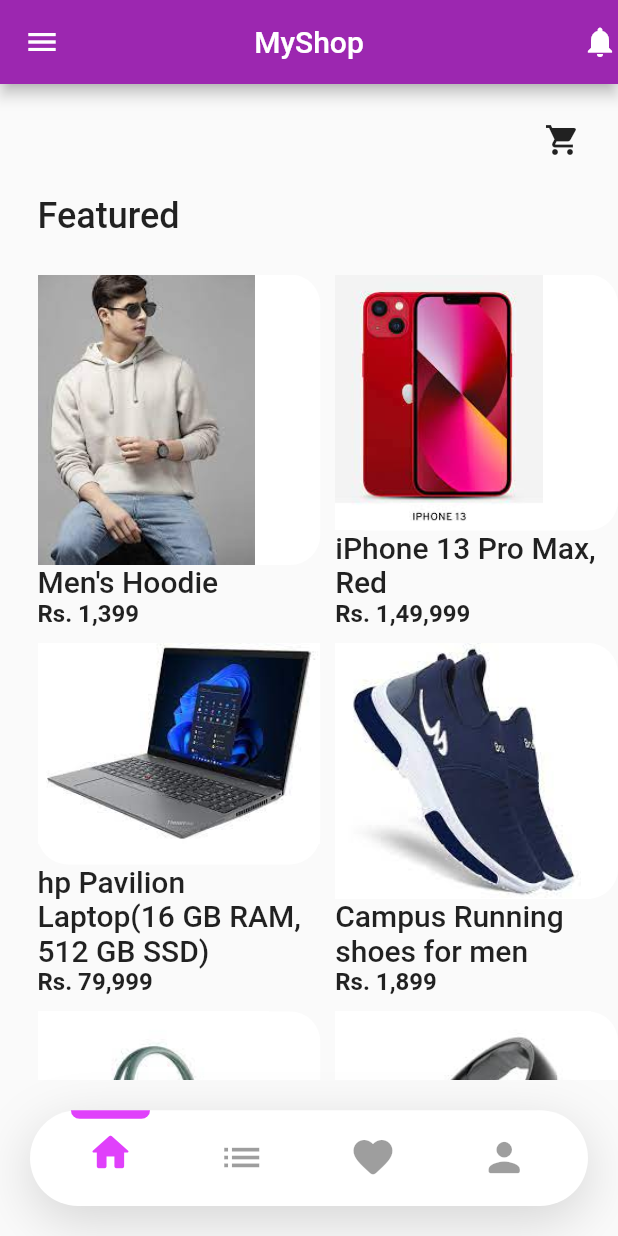
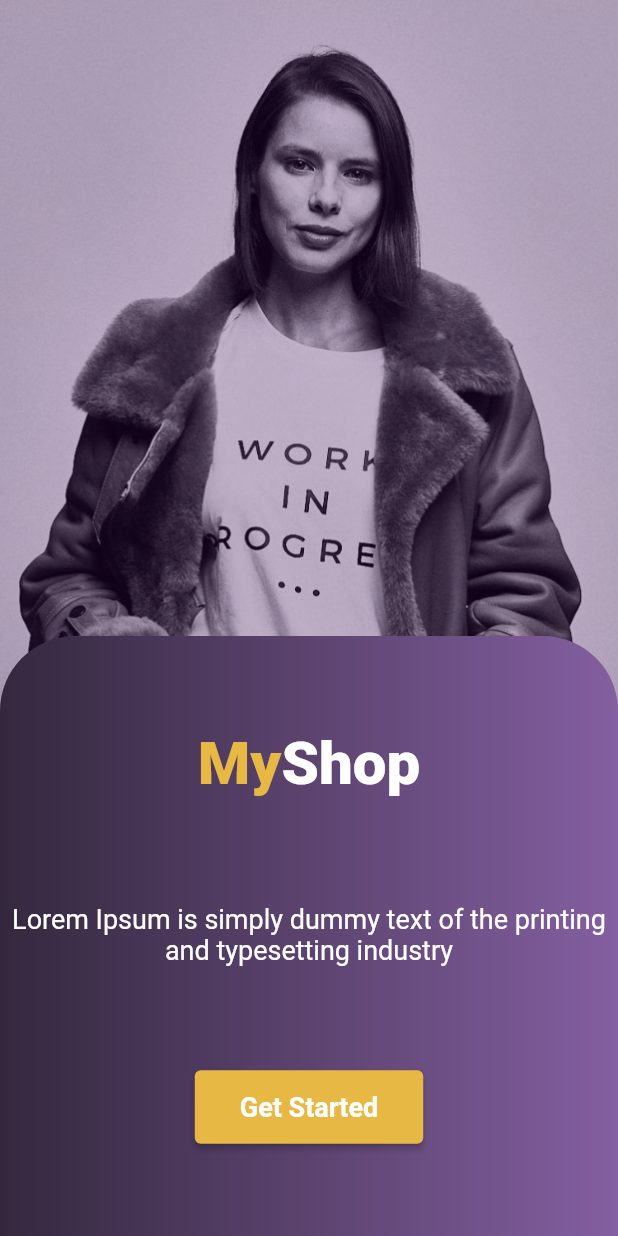
Before and after one commit to nehal076/Studypods-Ecommerce, a Flutter app: the screen it shows after launch, on a phone screen of 412 x 824 dp. Run offline on Flutter 3.47's test engine with Material 2 defaults, Android fonts, the phone set to English and light mode, and no system bars.

Commit message:
Getting Started Screen

```diff
--- a/lib/cart.dart
+++ b/lib/cart.dart
@@ -7,13 +7,13 @@ class CartPage extends StatelessWidget {
   Widget build(BuildContext context) {
     return ListView(
       children: [
-        CartItem(
+        const CartItem(
           name: 'campus shoes',
           image: 'assets/campus.jpeg',
           price: 9.99,
           quantity: 2,
         ),
-        CartItem(
+        const CartItem(
           name: 'cricket',
           image: 'assets/cricket.jpg',
           price: 14.99,
--- a/lib/home.dart
+++ b/lib/home.dart
@@ -1,5 +1,4 @@
 import 'package:flutter/material.dart';
-import 'package:studypods_ecommerce/catalogue.dart';
 
 class MyHomePage extends StatefulWidget {
   const MyHomePage({super.key});
@@ -12,7 +11,6 @@ class _MyHomePageState extends State<MyHomePage> {
   @override
   Widget build(BuildContext context) {
     return SafeArea(
-      child: Container(
       child: Column(
         children: [
           Padding(
@@ -20,10 +18,10 @@ class _MyHomePageState extends State<MyHomePage> {
             child: Row(
               children: [
                 Expanded(child: Container()),
-                  SizedBox(
+                const SizedBox(
                   width: 25,
                 ),
-                  Icon(Icons.shopping_cart),
+                const Icon(Icons.shopping_cart),
               ],
             ),
           ),
@@ -31,7 +29,7 @@ class _MyHomePageState extends State<MyHomePage> {
             padding: const EdgeInsets.all(25.0),
             child: Row(
               mainAxisAlignment: MainAxisAlignment.spaceBetween,
-                children: [
+              children: const [
                 Text(
                   'Featured',
                   style: TextStyle(fontWeight: FontWeight.w500, fontSize: 24),
@@ -41,9 +39,9 @@ class _MyHomePageState extends State<MyHomePage> {
           ),
           Expanded(
             child: Container(
-                padding: EdgeInsets.fromLTRB(25, 0, 0, 0),
+              padding: const EdgeInsets.fromLTRB(25, 0, 0, 0),
               child: GridView.builder(
-                    gridDelegate: SliverGridDelegateWithFixedCrossAxisCount(
+                  gridDelegate: const SliverGridDelegateWithFixedCrossAxisCount(
                       crossAxisCount: 2,
                       mainAxisSpacing: 10,
                       crossAxisSpacing: 10,
@@ -61,7 +59,7 @@ class _MyHomePageState extends State<MyHomePage> {
                                 borderRadius: BorderRadius.circular(20)),
                             child: Stack(
                               children: [
-                                  CircleAvatar(
+                                const CircleAvatar(
                                   radius: 45,
                                   backgroundColor: Colors.white,
                                 ),
@@ -72,12 +70,12 @@ class _MyHomePageState extends State<MyHomePage> {
                         ),
                         Text(
                           name[index],
-                            style: TextStyle(
+                          style: const TextStyle(
                               fontSize: 20, fontWeight: FontWeight.w500),
                         ),
                         Text(
                           price[index],
-                            style: TextStyle(
+                          style: const TextStyle(
                               fontSize: 16, fontWeight: FontWeight.w700),
                         ),
                       ],
@@ -87,10 +85,8 @@ class _MyHomePageState extends State<MyHomePage> {
           )
         ],
       ),
-      ),
     );
   }
-
 
   List image = [
     "assets/hoodie.jpg",
--- a/lib/main.dart
+++ b/lib/main.dart
@@ -1,6 +1,7 @@
 import 'package:flutter/material.dart';
 import 'package:studypods_ecommerce/cart.dart';
 import 'package:studypods_ecommerce/catalogue.dart';
+import 'package:studypods_ecommerce/onboarding/getting_started.dart';
 import 'package:studypods_ecommerce/home.dart';
 
 void main() {
@@ -17,7 +18,7 @@ class MyApp extends StatelessWidget {
       theme: ThemeData(
         primarySwatch: Colors.blue,
       ),
-      home: const MyShop(),
+      home: const GettingStarted(),
     );
   }
 }
@@ -33,13 +34,13 @@ class _MyShopState extends State<MyShop> {
   var currentIndex = 0;
 
   List<Widget> screens = [
-    MyHomePage(),
-    Catalogue(),
-    CartPage(),
-    Catalogue(),
+    const MyHomePage(),
+    const Catalogue(),
+    const CartPage(),
+    const Catalogue(),
   ];
 
-  Widget currentScreen = MyHomePage();
+  Widget currentScreen = const MyHomePage();
 
   List<IconData> listOfIcons = [
     Icons.home_rounded,
@@ -61,7 +62,7 @@ class _MyShopState extends State<MyShop> {
         drawer: const Drawer(),
         body: currentScreen,
         bottomNavigationBar: Container(
-          margin: EdgeInsets.all(20),
+          margin: const EdgeInsets.all(20),
           height: size.width * .155,
           decoration: BoxDecoration(
             color: Colors.white,
@@ -69,7 +70,7 @@ class _MyShopState extends State<MyShop> {
               BoxShadow(
                 color: Colors.black.withOpacity(.15),
                 blurRadius: 30,
-                offset: Offset(0, 10),
+                offset: const Offset(0, 10),
               ),
             ],
             borderRadius: BorderRadius.circular(50),
@@ -93,7 +94,7 @@ class _MyShopState extends State<MyShop> {
                 mainAxisAlignment: MainAxisAlignment.spaceBetween,
                 children: [
                   AnimatedContainer(
-                    duration: Duration(milliseconds: 1500),
+                    duration: const Duration(milliseconds: 1500),
                     curve: Curves.fastLinearToSlowEaseIn,
                     margin: EdgeInsets.only(
                       bottom: index == currentIndex ? 0 : size.width * .029,
@@ -102,7 +103,7 @@ class _MyShopState extends State<MyShop> {
                     ),
                     width: size.width * .128,
                     height: index == currentIndex ? size.width * .014 : 0,
-                    decoration: BoxDecoration(
+                    decoration: const BoxDecoration(
                       color: Colors.purpleAccent,
                       borderRadius: BorderRadius.vertical(
                         bottom: Radius.circular(10),
--- /dev/null
+++ b/lib/onboarding/getting_started.dart
@@ -0,0 +1,87 @@
+import 'package:flutter/material.dart';
+import 'package:studypods_ecommerce/onboarding/otp_screen.dart';
+import 'package:studypods_ecommerce/utils/colors.dart';
+
+class GettingStarted extends StatelessWidget {
+  const GettingStarted({super.key});
+
+  @override
+  Widget build(BuildContext context) {
+    return Scaffold(
+      body: Stack(
+        children: [
+          Image.asset('assets/image.png'),
+          Align(
+            alignment: Alignment.bottomCenter,
+            child: Container(
+              height: 400,
+              width: double.infinity,
+              decoration: const BoxDecoration(
+                borderRadius: BorderRadius.only(
+                  topLeft: Radius.circular(50),
+                  topRight: Radius.circular(50),
+                ),
+                gradient: LinearGradient(
+                  colors: [Color(0xff34283E), Color(0xff845FA1)],
+                ),
+              ),
+              child: Column(
+                  mainAxisAlignment: MainAxisAlignment.spaceEvenly,
+                  children: [
+                    const Text.rich(
+                      TextSpan(
+                        children: [
+                          TextSpan(
+                            text: 'My',
+                            style: TextStyle(color: AppColors.yellow),
+                          ),
+                          TextSpan(
+                            text: 'Shop',
+                            style: TextStyle(color: Colors.white),
+                          ),
+                        ],
+                      ),
+                      style:
+                          TextStyle(fontSize: 40, fontWeight: FontWeight.w800),
+                    ),
+                    const Padding(
+                      padding: EdgeInsets.all(8.0),
+                      child: Text(
+                        'Lorem Ipsum is simply dummy text of the printing and typesetting industry',
+                        style: TextStyle(color: Colors.white, fontSize: 18),
+                        textAlign: TextAlign.center,
+                      ),
+                    ),
+                    ElevatedButton(
+                      style: ButtonStyle(
+                        backgroundColor: MaterialStateProperty.all(
+                          AppColors.yellow,
+                        ),
+                      ),
+                      onPressed: () {
+                        Navigator.of(context).push(
+                          MaterialPageRoute(builder: (context) {
+                            return const OtpScreen();
+                          }),
+                        );
+                      },
+                      child: const Padding(
+                        padding: EdgeInsets.all(14.0),
+                        child: Text(
+                          'Get Started',
+                          style: TextStyle(
+                            fontSize: 18,
+                            color: Colors.white,
+                            fontWeight: FontWeight.w600,
+                          ),
+                        ),
+                      ),
+                    )
+                  ]),
+            ),
+          )
+        ],
+      ),
+    );
+  }
+}
--- /dev/null
+++ b/lib/utils/colors.dart
@@ -0,0 +1,5 @@
+import 'package:flutter/material.dart';
+
+class AppColors {
+  static const yellow = Color(0xffE7B944);
+}
```
Also changed, not shown: lib/onboarding/otp_screen.dart (added, +17 -0 lines), assets/image.png (added). Lines whose indentation alone changed are shown as unchanged.
